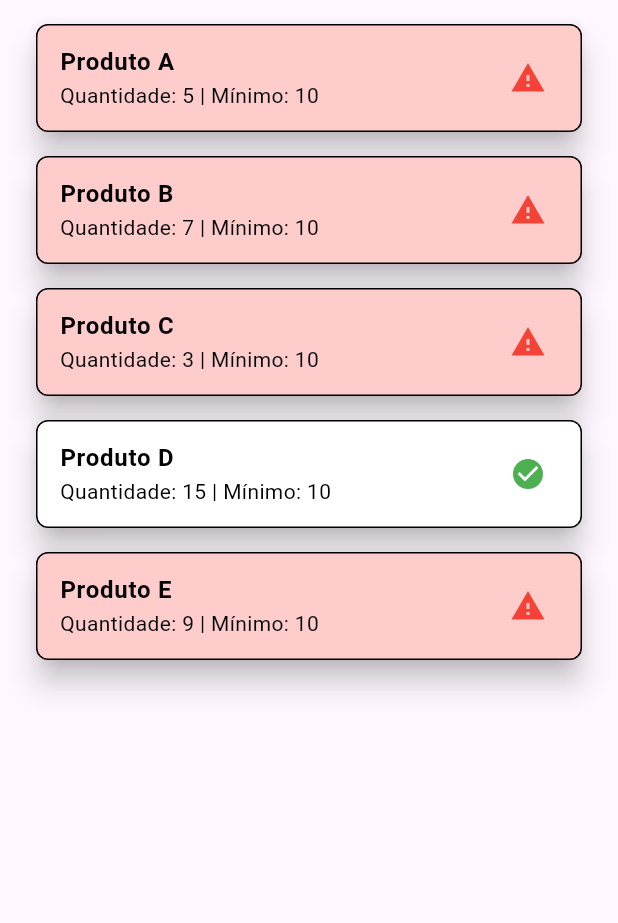
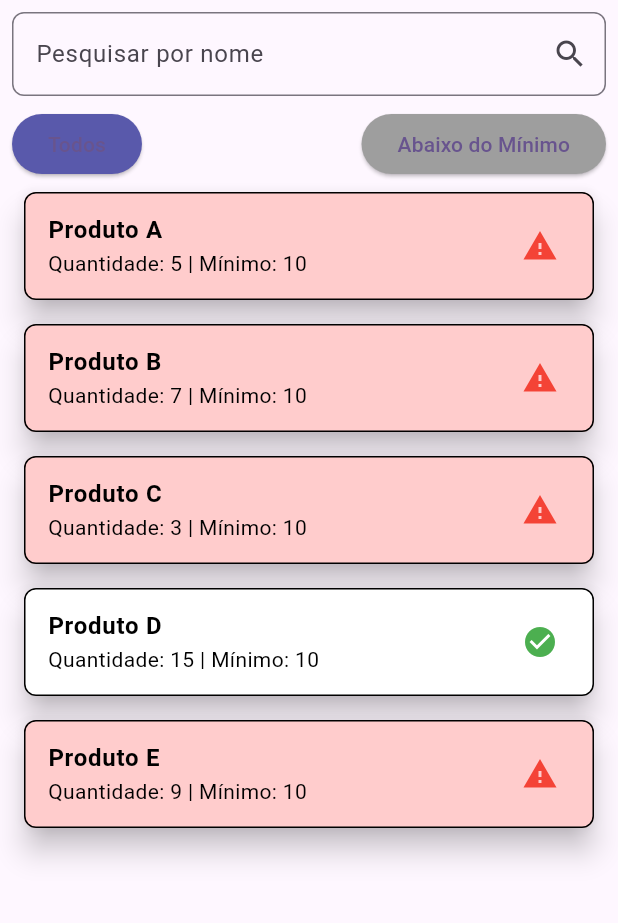
Before and after one commit to luismorandim/controleestoque, a Flutter app: the screen it shows after launch, on a phone screen of 412 x 824 dp, the part 84-1007 px from its top. Run offline on Flutter 3.47's test engine with Material 3 defaults, Android fonts, the light colour scheme and no system bars.

Commit message:
09/12/2024 - Sistema de pesquisa

```diff
--- a/lib/telas/home/home_screen.dart
+++ b/lib/telas/home/home_screen.dart
@@ -5,38 +5,137 @@ import '../../padrao/cores.dart';
 import '../../padrao/tela_padrao.dart';
 import '../../padrao/card_padrao.dart';
 
-class HomeScreen extends StatelessWidget {
+class HomeScreen extends StatefulWidget {
+  @override
+  State<HomeScreen> createState() => _HomeScreenState();
+}
+
+class _HomeScreenState extends State<HomeScreen> {
   String searchKeyword = '';
   bool showBelowMinimum = false;
 
-
   @override
   Widget build(BuildContext context) {
+    return Consumer<Product>(
+      builder: (__, product, _) {
+        final filteredProducts = product.products.where((produto) {
+          final matchesSearch = produto['name']
+              .toLowerCase()
+              .contains(searchKeyword.toLowerCase());
+          final matchesFilter =
+              !showBelowMinimum || produto['quantity'] < produto['minimum'];
+          return matchesSearch && matchesFilter;
+        }).toList();
 
-    return Consumer <Product> (
-      builder: (__, product, _) {
         return TelaPadrao(
           hasLeadingButton: false,
           titulo: 'Controle de Estoque',
-          body: Padding(
+          body: Column(
+            children: [
+              Padding(
                 padding: const EdgeInsets.all(8.0),
-            child: ListView.builder(
-              itemCount: product.products.length,
+                child: Expanded(
+                  child: TextField(
+                    decoration: InputDecoration(
+                      labelText: 'Pesquisar por nome',
+                      border: OutlineInputBorder(
+                        borderRadius: BorderRadius.circular(8.0),
+                      ),
+                      suffixIcon: Row(
+                        mainAxisSize: MainAxisSize.min,
+                        children: [
+                          IconButton(
+                            icon: const Icon(Icons.search),
+                            onPressed: () {
+                            },
+                          ),
+                          if (searchKeyword.isNotEmpty)
+                            IconButton(
+                              icon: const Icon(Icons.close),
+                              onPressed: () {
+                                setState(() {
+                                  searchKeyword = '';
+                                });
+                              },
+                            ),
+                        ],
+                      ),
+                    ),
+                    onChanged: (value) {
+                      setState(() {
+                        searchKeyword = value;
+                      });
+                    },
+                  ),
+                ),
+              ),
+              Padding(
+                padding: const EdgeInsets.symmetric(horizontal: 8.0),
+                child: Row(
+                  mainAxisAlignment: MainAxisAlignment.spaceBetween,
+                  children: [
+                    ElevatedButton(
+                      onPressed: () {
+                        setState(() {
+                          showBelowMinimum = false;
+                        });
+                      },
+                      style: ElevatedButton.styleFrom(
+                        backgroundColor:
+                        !showBelowMinimum ? Cores.primaryColor : Colors.grey,
+                      ),
+                      child: const Text('Todos'),
+                    ),
+                    ElevatedButton(
+                      onPressed: () {
+                        setState(() {
+                          showBelowMinimum = true;
+                        });
+                      },
+                      style: ElevatedButton.styleFrom(
+                        backgroundColor:
+                        showBelowMinimum ? Cores.primaryColor : Colors.grey,
+                      ),
+                      child: const Text('Abaixo do Mínimo'),
+                    ),
+                  ],
+                ),
+              ),
+              Expanded(
+                child: filteredProducts.isEmpty
+                    ? Center(
+                  child: Text(
+                    'Nenhum produto encontrado',
+                    style: TextStyle(
+                      fontSize: 18,
+                      fontWeight: FontWeight.bold,
+                      color: Colors.grey[600],
+                    ),
+                  ),
+                )
+                    : ListView.builder(
+                  itemCount: filteredProducts.length,
                   itemBuilder: (context, index) {
-                final produto = product.products[index];
-                final isBelowMinimum = produto['quantity'] < produto['minimum'];
+                    final produto = filteredProducts[index];
+                    final isBelowMinimum =
+                        produto['quantity'] < produto['minimum'];
 
                     return CardPadrao(
                       titulo: produto['name'],
-                  subtitulo: 'Quantidade: ${produto['quantity']} | Mínimo: ${produto['minimum']}',
+                      subtitulo:
+                      'Quantidade: ${produto['quantity']} | Mínimo: ${produto['minimum']}',
                       isBelowMinimum: isBelowMinimum,
-                  trailingIcon: isBelowMinimum ? Icons.warning : Icons.check_circle,
+                      trailingIcon: isBelowMinimum
+                          ? Icons.warning
+                          : Icons.check_circle,
                       onTap: () {
                         _showEditDialog(context, produto, index);
                       },
                     );
                   },
                 ),
+              ),
+            ],
           ),
           floatingButton: false,
         );
@@ -76,25 +175,18 @@ class HomeScreen extends StatelessWidget {
                   children: [
                     TextFormField(
                       controller: nameController,
-                      decoration: const InputDecoration(
-                        labelText: 'Nome do Produto',
-                        errorStyle: TextStyle(color: Colors.redAccent),
-                      ),
+                      decoration: const InputDecoration(labelText: 'Nome do Produto'),
                       validator: (value) {
                         if (value == null || value.isEmpty) {
                           return 'O nome não pode estar vazio.';
                         }
                         return null;
                       },
-                      autofocus: true,
                     ),
                     const SizedBox(height: 10),
                     TextFormField(
                       controller: quantityController,
-                      decoration: const InputDecoration(
-                        labelText: 'Quantidade',
-                        errorStyle: TextStyle(color: Colors.redAccent),
-                      ),
+                      decoration: const InputDecoration(labelText: 'Quantidade'),
                       keyboardType: TextInputType.number,
                       validator: (value) {
                         if (value == null || value.isEmpty) {
@@ -110,10 +202,7 @@ class HomeScreen extends StatelessWidget {
                     const SizedBox(height: 10),
                     TextFormField(
                       controller: minimumController,
-                      decoration: const InputDecoration(
-                        labelText: 'Mínimo Permitido',
-                        errorStyle: TextStyle(color: Colors.redAccent),
-                      ),
+                      decoration: const InputDecoration(labelText: 'Mínimo Permitido'),
                       keyboardType: TextInputType.number,
                       validator: (value) {
                         if (value == null || value.isEmpty) {
@@ -133,12 +222,6 @@ class HomeScreen extends StatelessWidget {
                 ElevatedButton(
                   onPressed: () {
                     Navigator.of(ctx).pop();
-                    ScaffoldMessenger.of(context).showSnackBar(
-                      const SnackBar(
-                        content: Text('Edição cancelada.'),
-                        backgroundColor: Colors.grey,
-                      ),
-                    );
                   },
                   style: ElevatedButton.styleFrom(
                     backgroundColor: Colors.grey,
@@ -157,26 +240,12 @@ class HomeScreen extends StatelessWidget {
                     produto.updateProduct(index, updatedProduct);
 
                     Navigator.of(ctx).pop();
-                    ScaffoldMessenger.of(context).showSnackBar(
-                      SnackBar(
-                        content: const Text('Produto atualizado com sucesso!'),
-                        backgroundColor: Colors.green,
-                        duration: const Duration(seconds: 3),
-                        action: SnackBarAction(
-                          label: 'Desfazer',
-                          textColor: Colors.white,
-                          onPressed: () {
-                            produto.updateProduct(index, product);
-                          },
-                        ),
-                      ),
-                    );
                   }
                       : null,
                   style: ElevatedButton.styleFrom(
                     backgroundColor: isFormValid ? Cores.primaryColor : Colors.grey,
                   ),
-                  child: const Text('Salvar', style: TextStyle(color: Colors.white)),
+                  child: const Text('Salvar'),
                 ),
               ],
             );
```
Lines whose indentation alone changed are shown as unchanged.
